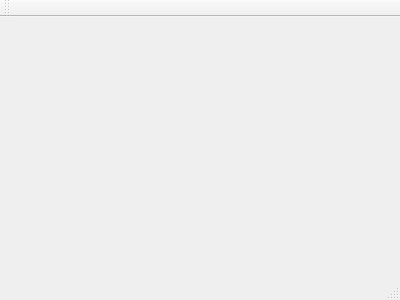
Qt form TiltToLive/mainwindow.ui (hjy1/TiltToLive_H10-) before a commit.
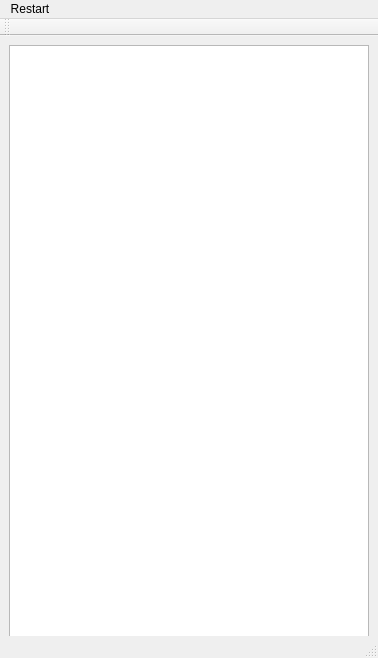
The same form after that commit.

```diff
--- a/TiltToLive/mainwindow.ui
+++ b/TiltToLive/mainwindow.ui
@@ -1,24 +1,59 @@
 <ui version="4.0">
  <class>MainWindow</class>
- <widget class="QMainWindow" name="MainWindow" >
-  <property name="geometry" >
+ <widget class="QMainWindow" name="MainWindow">
+  <property name="geometry">
    <rect>
     <x>0</x>
     <y>0</y>
-    <width>400</width>
-    <height>300</height>
+    <width>378</width>
+    <height>658</height>
    </rect>
   </property>
   <property name="windowTitle" >
    <string>MainWindow</string>
   </property>
-  <widget class="QMenuBar" name="menuBar" />
-  <widget class="QToolBar" name="mainToolBar" />
-  <widget class="QWidget" name="centralWidget" />
-  <widget class="QStatusBar" name="statusBar" />
+  <widget class="QWidget" name="centralWidget">
+   <widget class="QGraphicsView" name="graphicsView">
+    <property name="geometry">
+     <rect>
+      <x>9</x>
+      <y>9</y>
+      <width>360</width>
+      <height>640</height>
+     </rect>
+    </property>
+    <property name="mouseTracking">
+     <bool>true</bool>
+    </property>
+   </widget>
+  </widget>
+  <widget class="QMenuBar" name="menuBar">
+   <property name="geometry">
+    <rect>
+     <x>0</x>
+     <y>0</y>
+     <width>378</width>
+     <height>21</height>
+    </rect>
+   </property>
+   <widget class="QMenu" name="menuRestart">
+    <property name="title">
+     <string>Restart</string>
+    </property>
+   </widget>
+   <addaction name="menuRestart"/>
+  </widget>
+  <widget class="QToolBar" name="mainToolBar">
+   <attribute name="toolBarArea">
+    <enum>TopToolBarArea</enum>
+   </attribute>
+   <attribute name="toolBarBreak">
+    <bool>false</bool>
+   </attribute>
+  </widget>
+  <widget class="QStatusBar" name="statusBar"/>
  </widget>
- <layoutDefault spacing="6" margin="11" />
- <pixmapfunction></pixmapfunction>
+ <layoutdefault spacing="6" margin="11"/>
  <resources/>
  <connections/>
 </ui>
```
Left out of the diff: 6 changed lines with no effect on the pictures.
